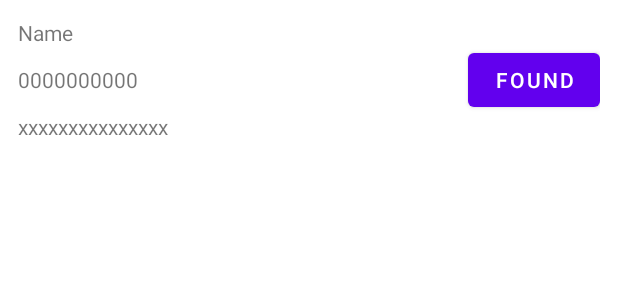
After one commit to 2058govindsingh/BPD-App, an Android app: the layout item_criminal.xml on its own in the app's theme, with its tools: preview values and no code run, on a phone screen of 412 x 824 dp. The commit adds this screen. Shown: the top 300 px of the screen. Run offline under Robolectric (Android 15) with nearby library versions, the phone set to English and light mode, and no system bars.

Commit message:
Search Implemented

```diff
--- a/app/src/main/res/layout/fragment_manual_search.xml
+++ b/app/src/main/res/layout/fragment_manual_search.xml
@@ -67,11 +67,12 @@
                 android:id="@+id/aadhaar_number_criminal_input"
                 android:layout_width="match_parent"
                 android:layout_height="match_parent"
-                android:hint="Enter Aadhaar Number(optional)"
+                android:hint="Enter Aadhaar Number"
                 />
         </com.google.android.material.textfield.TextInputLayout>
 
         <com.google.android.material.button.MaterialButton
+            android:id="@+id/manual_search_search"
             android:layout_width="wrap_content"
             android:layout_height="wrap_content"
             android:text="Search"
@@ -82,6 +83,7 @@
         android:layout_width="match_parent"
         android:layout_height="wrap_content"
         android:orientation="vertical"
+        app:layoutManager="androidx.recyclerview.widget.LinearLayoutManager"
         app:layout_constraintTop_toBottomOf="@id/enter_details"
         app:layout_constraintBottom_toBottomOf="parent">
 
--- /dev/null
+++ b/app/src/main/res/layout/item_criminal.xml
@@ -0,0 +1,43 @@
+<?xml version="1.0" encoding="utf-8"?>
+<androidx.constraintlayout.widget.ConstraintLayout xmlns:android="http://schemas.android.com/apk/res/android"
+    android:layout_width="match_parent"
+    android:layout_height="wrap_content"
+    android:padding="12dp"
+    xmlns:app="http://schemas.android.com/apk/res-auto">
+
+    <TextView
+        android:id="@+id/criminal_name"
+        android:layout_width="wrap_content"
+        android:layout_height="wrap_content"
+        android:text="Name"
+        app:layout_constraintTop_toTopOf="parent"
+        app:layout_constraintStart_toStartOf="parent"/>
+
+    <TextView
+        android:id="@+id/criminal_phone"
+        android:layout_width="wrap_content"
+        android:layout_height="wrap_content"
+        android:text="0000000000"
+        android:layout_marginTop="12dp"
+        app:layout_constraintTop_toBottomOf="@id/criminal_name"
+        app:layout_constraintStart_toStartOf="parent"/>
+
+    <TextView
+        android:id="@+id/criminal_aadhaar"
+        android:layout_width="wrap_content"
+        android:layout_height="wrap_content"
+        android:text="xxxxxxxxxxxxxxx"
+        android:layout_marginTop="12dp"
+        app:layout_constraintTop_toBottomOf="@id/criminal_phone"
+        app:layout_constraintStart_toStartOf="parent"/>
+
+    <Button
+        android:id="@+id/button_found"
+        android:layout_width="wrap_content"
+        android:layout_height="wrap_content"
+        android:text="FOUND"
+        app:layout_constraintTop_toTopOf="parent"
+        app:layout_constraintBottom_toBottomOf="parent"
+        app:layout_constraintEnd_toEndOf="parent"/>
+
+</androidx.constraintlayout.widget.ConstraintLayout>
```
Also changed, not shown: app/src/main/java/com/example/bpdapp/DashboardFragment.kt (+5 -5 lines), app/src/main/java/com/example/bpdapp/ManualSearchFragment.kt (+48 -2 lines), app/src/main/java/com/example/bpdapp/adapter/CriminalAdapter.kt (added, +45 -0 lines), app/src/main/java/com/example/bpdapp/dao/CriminalDao.kt (added, +88 -0 lines), app/src/main/java/com/example/bpdapp/dao/PoliceDao.kt (+17 -0 lines), app/src/main/java/com/example/bpdapp/models/Criminal.kt (added, +7 -0 lines), app/src/main/java/com/example/bpdapp/models/Police.kt (+6 -6 lines).
